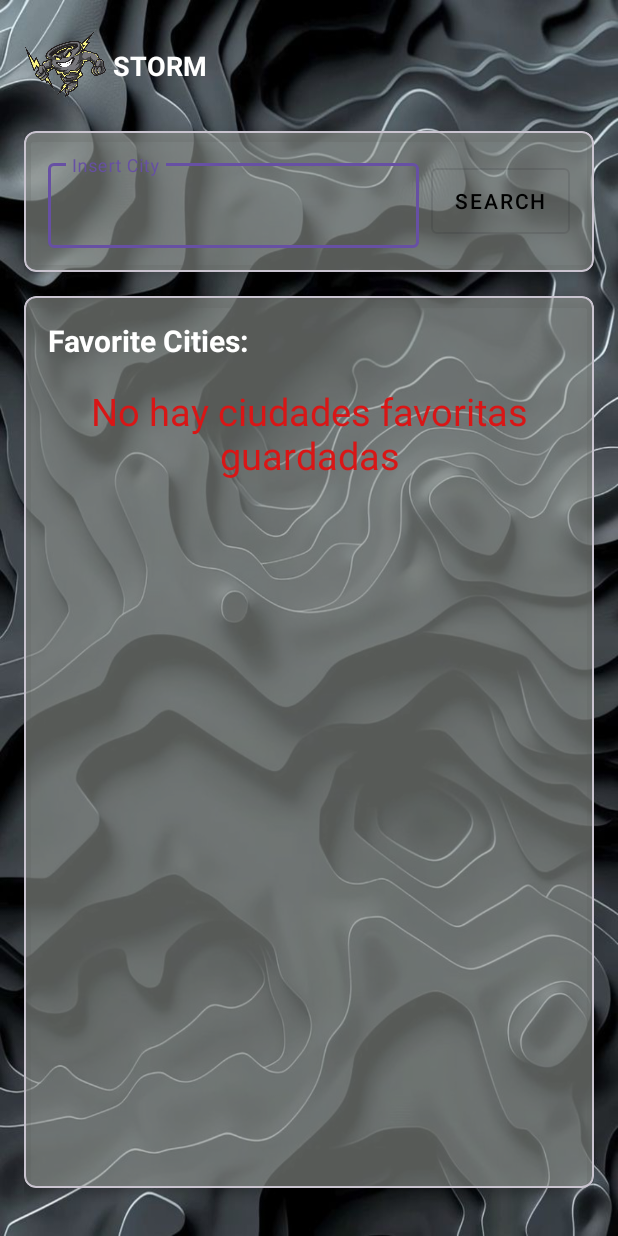
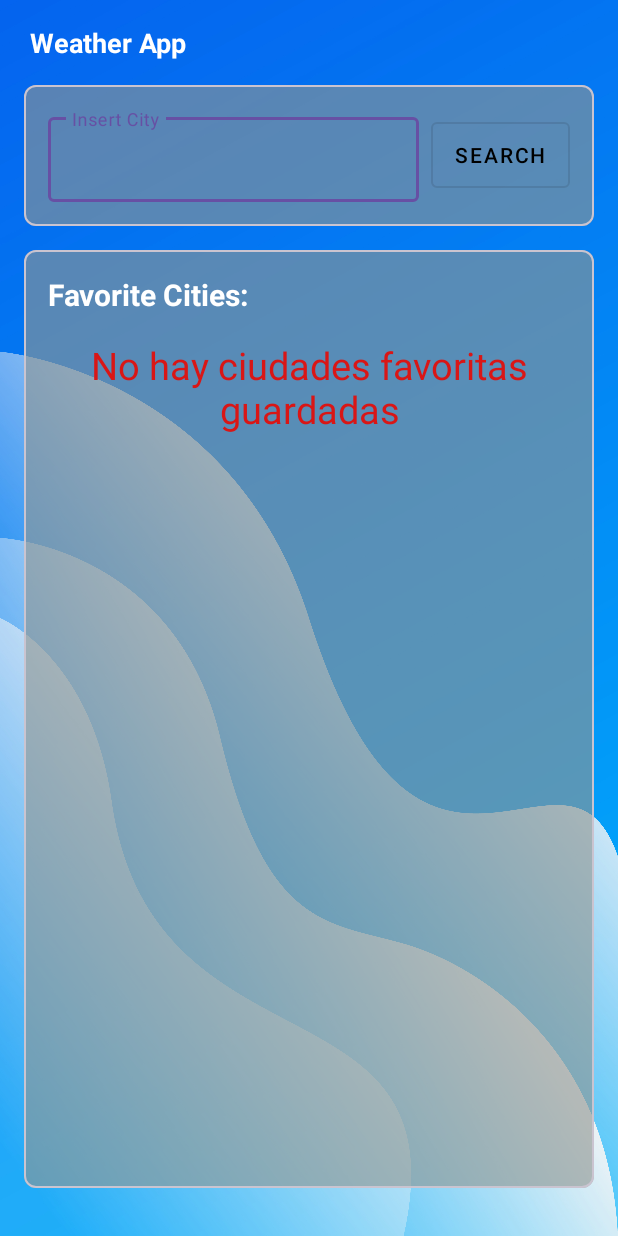
Before and after one commit to shearow/parcial1_mobile2, an Android app: the screen it shows after launch (MainActivity), on a phone screen of 412 x 824 dp. Run offline under Robolectric (Android 15) with nearby library versions, the phone set to English and light mode, and no system bars; our stand-ins replace Picasso; pictures from the network do not load.

Commit message:
segundo activity y diseño

```diff
--- a/app/src/main/java/com/example/practica1/MainActivity.kt
+++ b/app/src/main/java/com/example/practica1/MainActivity.kt
@@ -64,6 +64,7 @@ class MainActivity : AppCompatActivity() {
 
         vmCurrentWeather.weatherList.observe(this) { list ->
             adapter.updateList(list)
+
         }
 
         vmCurrentWeather.error.observe(this) { errorMessage ->
--- a/app/src/main/res/layout/activity_forecast_detail.xml
+++ b/app/src/main/res/layout/activity_forecast_detail.xml
@@ -5,7 +5,7 @@
     android:layout_height="match_parent"
     android:orientation="vertical"
     android:padding="16dp"
-    android:background="@drawable/bg5"
+    android:background="@android:color/transparent"
     android:scaleType="centerCrop">
 
     <ImageButton
@@ -17,7 +17,7 @@
         android:contentDescription="back button"
         android:scaleType="centerCrop"
         android:layout_marginTop="8dp"
-        app:tint="@color/white" />
+        android:backgroundTint="#80000000" />
 
     <LinearLayout
         android:layout_width="match_parent"
--- a/app/src/main/res/layout/activity_main.xml
+++ b/app/src/main/res/layout/activity_main.xml
@@ -6,7 +6,7 @@
     android:layout_height="match_parent"
     android:orientation="vertical"
     android:padding="16dp"
-    android:background="@drawable/bg5"
+    android:background="@drawable/bg_clear"
     android:scaleType="centerCrop">
 
     <LinearLayout
@@ -14,18 +14,10 @@
         android:layout_height="wrap_content"
         android:orientation="horizontal">
 
-        <ImageView
-            android:id="@+id/imageLogoApp"
-            android:layout_width="55dp"
-            android:layout_height="55dp"
-            android:scaleType="centerCrop"
-            android:src="@drawable/storm_logo"
-            android:contentDescription="@string/logo_storm" />
-
         <TextView
             android:layout_width="wrap_content"
             android:layout_height="wrap_content"
-            android:text="@string/storm"
+            android:text="@string/weather_app"
             android:layout_gravity="center"
             android:paddingStart="4dp"
             android:textSize="18sp"
--- a/app/src/main/res/layout/item_forecast_day.xml
+++ b/app/src/main/res/layout/item_forecast_day.xml
@@ -7,6 +7,7 @@
     app:cardElevation="4dp"
     android:background="@android:color/white"
     app:strokeColor="#90FFFFFF">
+
 
     <LinearLayout
         android:layout_width="match_parent"
--- a/app/src/main/res/values/strings.xml
+++ b/app/src/main/res/values/strings.xml
@@ -2,6 +2,7 @@
     <string name="app_name">practica1</string>
     <string name="storm">STORM</string>
     <string name="logo_storm">Logo Storm</string>
+    <string name="weather_app">Weather App</string>
     <string name="insert_city">Insert City</string>
     <string name="search">Search</string>
     <string name="error_loading_favorite_cities">Error loading favorite cities</string>
```
Also changed, not shown: app/src/main/java/com/example/practica1/ForecastDetailActivity.kt (+33 -1 lines), app/src/main/res/drawable/bg_clear.jpg (added), app/src/main/res/drawable/bg_snow.png (added), app/src/main/res/drawable/bg_storm.jpg (renamed from app/src/main/res/drawable/bg5.jpg), 1 other file.
